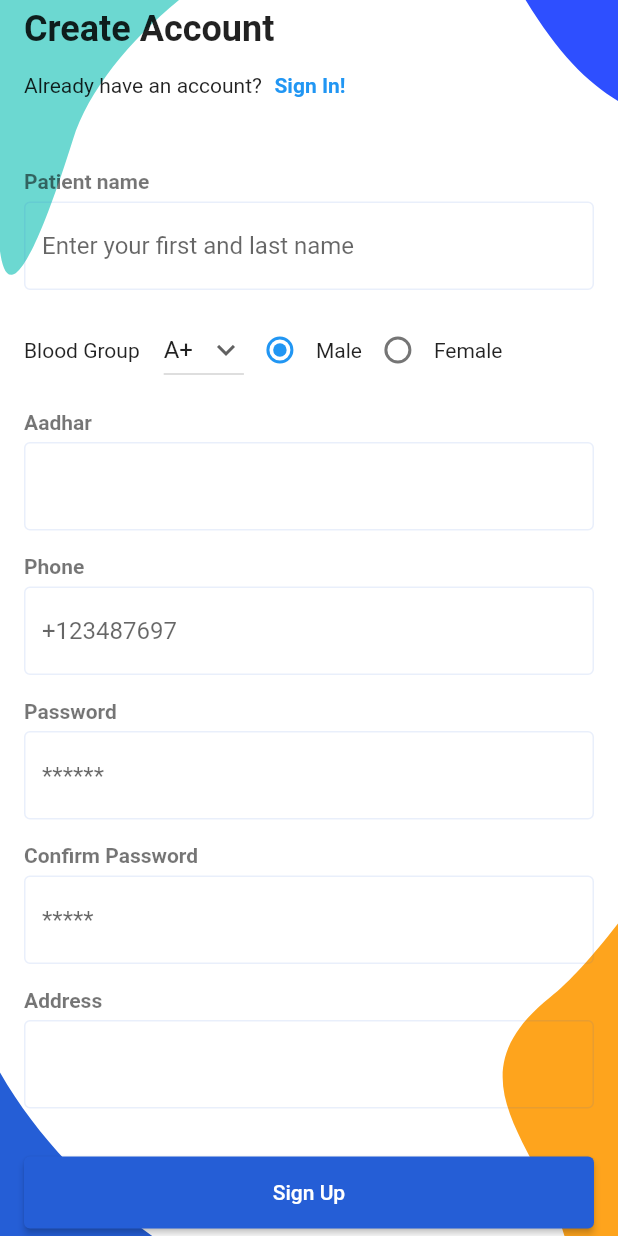
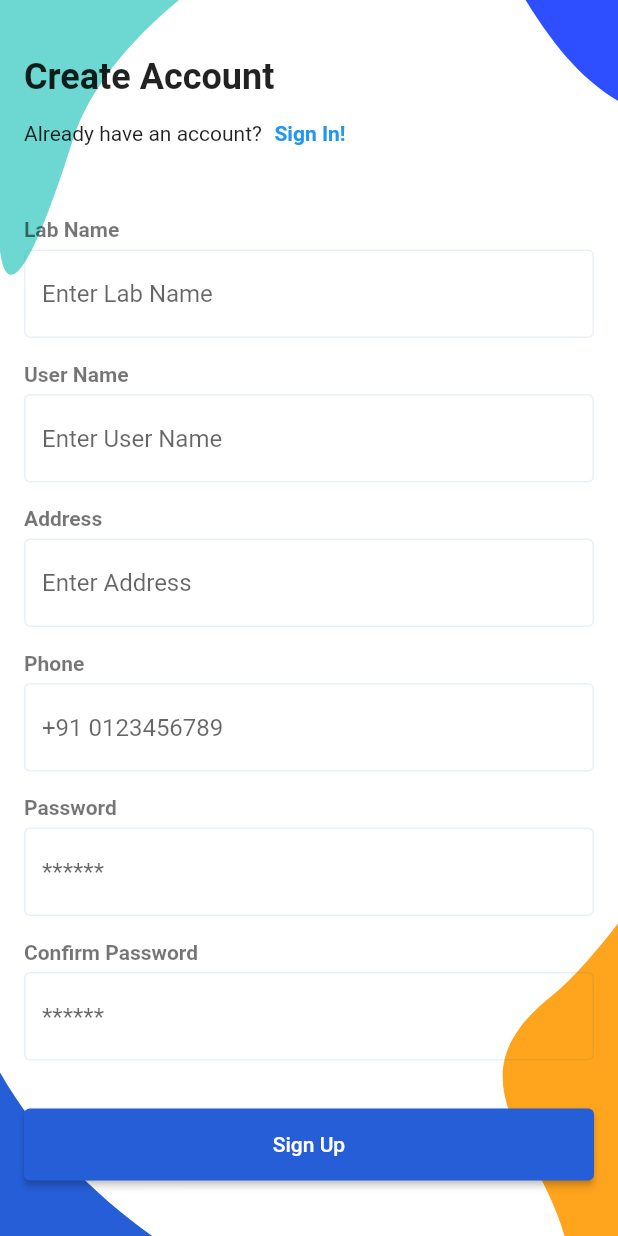
Before and after one commit to yash412/health_monitoring_system, a Flutter app: the SignUpScreen screen opened directly, on a phone screen of 412 x 824 dp. Run offline on Flutter 3.47's test engine with Material 2 defaults, Android fonts, the phone set to English and light mode, and no system bars; our stand-ins replace flutter_svg, form_field_validator.

Commit message:
Added Lab Registration

```diff
--- /dev/null
+++ b/lib/screens/auth/components/registration/lab_registration.dart
@@ -0,0 +1,117 @@
+import 'package:flutter/material.dart';
+import 'package:form_field_validator/form_field_validator.dart';
+
+import '../../../../constants.dart';
+import '../../../constants.dart';
+
+class labRegristration extends StatelessWidget {
+  labRegristration({
+    Key? key,
+    required this.formKey,
+  }) : super(key: key);
+
+  final GlobalKey formKey;
+
+  late String _userName, _email, _password, _phoneNumber;
+  final TextEditingController _pass = TextEditingController();
+  final TextEditingController _confirmPass = TextEditingController();
+
+  @override
+  Widget build(BuildContext context) {
+    return Form(
+      key: formKey,
+      child: Column(
+        crossAxisAlignment: CrossAxisAlignment.start,
+        children: [
+          TextFieldName(text: "Lab Name"),
+          TextFormField(
+            decoration: InputDecoration(hintText: "Enter Lab Name"),
+            validator: RequiredValidator(errorText: "Lab name is required"),
+            // Let's save our username
+            onSaved: (username) => _userName = username!,
+          ),
+          const SizedBox(height: defaultPadding),
+
+          TextFieldName(text: "User Name"),
+          TextFormField(
+            decoration: InputDecoration(hintText: "Enter User Name"),
+            validator: RequiredValidator(errorText: "User name is required"),
+            // Let's save our username
+            onSaved: (username) => _userName = username!,
+          ),
+          const SizedBox(height: defaultPadding),
+
+          TextFieldName(text: "Address"),
+          TextFormField(
+            decoration: InputDecoration(hintText: "Enter Address"),
+            validator: RequiredValidator(errorText: "User name is required"),
+            // Let's save our username
+            onSaved: (username) => _userName = username!,
+          ),
+          const SizedBox(height: defaultPadding),
+
+          TextFieldName(text: "Phone"),
+          // Same for phone number
+          TextFormField(
+            keyboardType: TextInputType.phone,
+            decoration: InputDecoration(hintText: "+91 0123456789"),
+            validator: RequiredValidator(errorText: "Phone number is required"),
+            onSaved: (phoneNumber) => _phoneNumber = phoneNumber!,
+          ),
+          const SizedBox(height: defaultPadding),
+
+          TextFieldName(text: "Password"),
+          TextFormField(
+            // We want to hide our password
+            obscureText: true,
+            decoration: InputDecoration(hintText: "******"),
+            validator: passwordValidator,
+            onSaved: (password) => _password = password!,
+            // We also need to validate our password
+            // Now if we type anything it adds that to our password
+            onChanged: (pass) => _password = pass,
+          ),
+          const SizedBox(height: defaultPadding),
+
+          TextFieldName(text: "Confirm Password"),
+          TextFormField(
+            obscureText: true,
+            decoration: InputDecoration(hintText: "******"),
+            validator: (pass) =>
+                MatchValidator(errorText: "Password do not  match")
+                    .validateMatch(pass!, _password),
+          ),
+        ],
+      ),
+    );
+  }
+
+  void bookFlight(BuildContext context) {
+    var alertDialog = const AlertDialog(
+      title: Text("Form submitted successfully!"),
+    );
+
+    showDialog(
+        context: context, builder: (BuildContext context) => alertDialog);
+  }
+}
+
+class TextFieldName extends StatelessWidget {
+  const TextFieldName({
+    Key? key,
+    required this.text,
+  }) : super(key: key);
+
+  final String text;
+
+  @override
+  Widget build(BuildContext context) {
+    return Padding(
+      padding: const EdgeInsets.only(bottom: defaultPadding / 3),
+      child: Text(
+        text,
+        style: TextStyle(fontWeight: FontWeight.w600, color: Colors.black54),
+      ),
+    );
+  }
+}
--- a/lib/screens/auth/components/registration/patient_registration.dart
+++ b/lib/screens/auth/components/registration/patient_registration.dart
@@ -2,7 +2,6 @@ import 'package:flutter/material.dart';
 import 'package:form_field_validator/form_field_validator.dart';
 
 import '../../../../constants.dart';
-
 
 class PatientRegistration extends StatefulWidget {
   PatientRegistration({
@@ -25,7 +24,14 @@ class _PatientRegistrationState extends State<PatientRegistration> {
 
   // List of items in our dropdown menu
   final _items = [
-    'A+','A-','B+','B-', 'O+', 'O-','AB+', 'AB-',
+    'A+',
+    'A-',
+    'B+',
+    'B-',
+    'O+',
+    'O-',
+    'AB+',
+    'AB-',
   ];
 
   @override
@@ -37,7 +43,8 @@ class _PatientRegistrationState extends State<PatientRegistration> {
         children: [
           TextFieldName(text: "Patient name"),
           TextFormField(
-            decoration: InputDecoration(hintText: "Enter your first and last name"),
+            decoration:
+                InputDecoration(hintText: "Enter your first and last name"),
             validator: RequiredValidator(errorText: "Patient name is required"),
             // Let's save our username
             onSaved: (username) => _userName = username!,
@@ -46,8 +53,7 @@ class _PatientRegistrationState extends State<PatientRegistration> {
           // We will fixed the error soon
           // As you can see, it's a email field
           // But no @ on keyboard
-          Row(
-              children:[
+          Row(children: [
             const Text("Blood Group"),
             const SizedBox(width: defaultPadding),
             DropdownButton(
@@ -68,10 +74,12 @@ class _PatientRegistrationState extends State<PatientRegistration> {
               onChanged: (String? newValue) {
                 setState(() {
                   _dropdownvalue = newValue!;
-                  });},
+                });
+              },
             ),
             Row(
-                  children: [ Radio<String>(
+              children: [
+                Radio<String>(
                   value: 'male',
                   groupValue: _selectedGender,
                   onChanged: (value) {
@@ -82,10 +90,10 @@ class _PatientRegistrationState extends State<PatientRegistration> {
                 ),
                 const Text('Male'),
               ],
-
             ),
             Row(
-                  children: [ Radio<String>(
+              children: [
+                Radio<String>(
                   value: 'female',
                   groupValue: _selectedGender,
                   onChanged: (value) {
@@ -96,7 +104,6 @@ class _PatientRegistrationState extends State<PatientRegistration> {
                 ),
                 const Text('Female'),
               ],
-
             )
           ]),
 
@@ -116,12 +123,10 @@ class _PatientRegistrationState extends State<PatientRegistration> {
           // Same for phone number
           TextFormField(
             keyboardType: TextInputType.phone,
-            decoration: InputDecoration(hintText: "+123487697"),
+            decoration: InputDecoration(hintText: "+91 0123456789"),
             validator: RequiredValidator(errorText: "Phone number is required"),
             onSaved: (phoneNumber) => _phoneNumber = phoneNumber!,
           ),
-
-
           const SizedBox(height: defaultPadding),
 
           TextFieldName(text: "Password"),
@@ -142,7 +147,9 @@ class _PatientRegistrationState extends State<PatientRegistration> {
           TextFormField(
             obscureText: true,
             decoration: InputDecoration(hintText: "*****"),
-            validator: (pass) => MatchValidator(errorText: "Password do not  match").validateMatch(pass!, _password),
+            validator: (pass) =>
+                MatchValidator(errorText: "Password do not  match")
+                    .validateMatch(pass!, _password),
           ),
 
           const SizedBox(height: defaultPadding),
--- a/lib/screens/auth/sign_up_screen.dart
+++ b/lib/screens/auth/sign_up_screen.dart
@@ -4,6 +4,7 @@ import 'package:flutter/material.dart';
 import 'package:flutter_svg/svg.dart';
 import 'package:form_field_validator/form_field_validator.dart';
 
+import 'components/registration/lab_registration.dart';
 import 'components/registration/patient_registration.dart';
 
 class SignUpScreen extends StatelessWidget {
@@ -56,7 +57,7 @@ class SignUpScreen extends StatelessWidget {
                     ),
                     const SizedBox(height: defaultPadding * 2),
                     // SignUpForm(formKey: _formKey),
-                       PatientRegistration(formKey: _formKey),
+                    labRegristration(formKey: _formKey),
                     const SizedBox(height: defaultPadding * 2),
                     SizedBox(
                       width: double.infinity,
```
Lines whose indentation alone changed are shown as unchanged.
